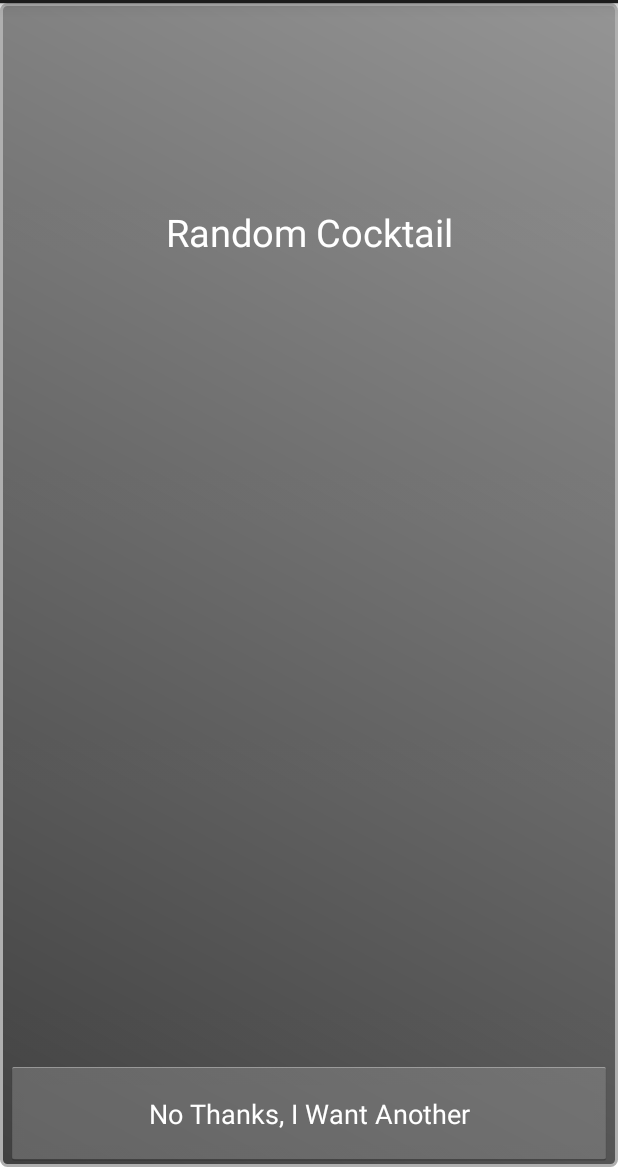
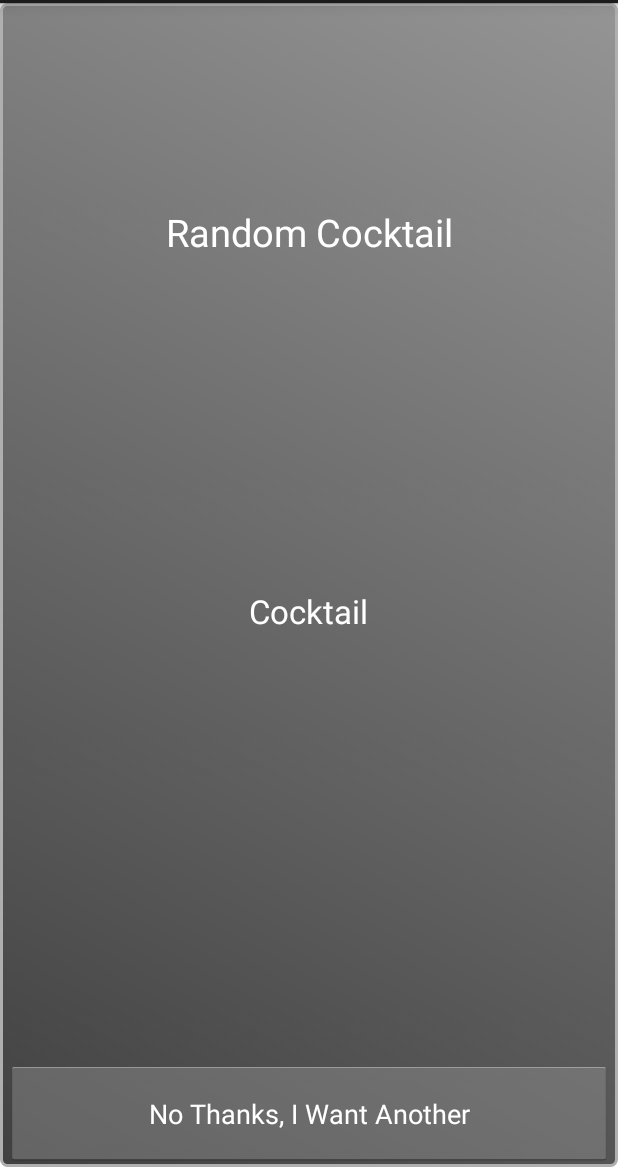
Before and after one commit to sawise/Pub, an Android app: the layout random.xml on its own in the app's theme, with its tools: preview values and no code run, on a phone screen of 412 x 824 dp, the part 69-1236 px from its top. Run offline under Robolectric (Android 15) with nearby library versions, the phone set to English and light mode, and no system bars.

Commit message:
Random maybe working

```diff
--- a/MyApplicationProject/bottomApp/src/main/res/layout/random.xml
+++ b/MyApplicationProject/bottomApp/src/main/res/layout/random.xml
@@ -20,7 +20,16 @@
         android:layout_height="400dp"
         android:gravity="center"
         android:orientation="vertical">
-    <ImageView
+
+        <TextView
+            android:layout_width="wrap_content"
+            android:layout_height="wrap_content"
+            android:textAppearance="?android:attr/textAppearanceLarge"
+            android:text="Cocktail"
+            android:id="@+id/tvCocktailName"
+            android:textColor="#FFFFFF" />
+
+        <ImageView
         android:layout_width="200dp"
         android:layout_height="200dp"
         android:id="@+id/ivDrinkImage"
```
Also changed, not shown: MyApplicationProject/bottomApp/src/main/java/com/group2/bottomapp/APIManager.java (+10 -0 lines), MyApplicationProject/bottomApp/src/main/java/com/group2/bottomapp/RandomDrink.java (renamed from MyApplicationProject/bottomApp/src/main/java/com/group2/bottomapp/Random.java, +10 -1 lines).
